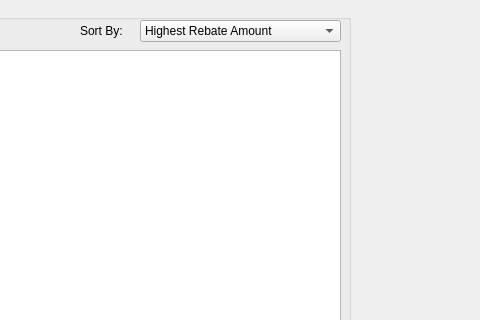
Qt form BulkClub/managerrebateinfo.ui (JShinozuka/Project2) before a commit; both pictures show x 340 to 820 and y 0 to 320 of the 1200 by 640 pixel window.
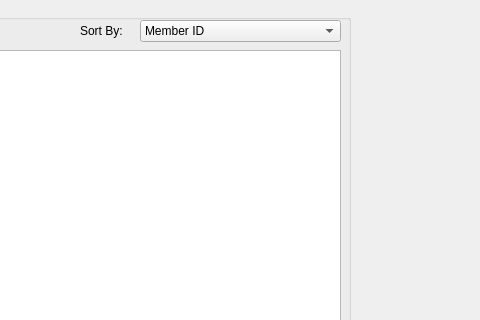
The same form after that commit.

```diff
--- a/BulkClub/managerrebateinfo.ui
+++ b/BulkClub/managerrebateinfo.ui
@@ -44,6 +44,11 @@
       <height>22</height>
      </rect>
     </property>
+    <item>
+     <property name="text">
+      <string>Member ID</string>
+     </property>
+    </item>
     <item>
      <property name="text">
       <string>Highest Rebate Amount</string>
```
